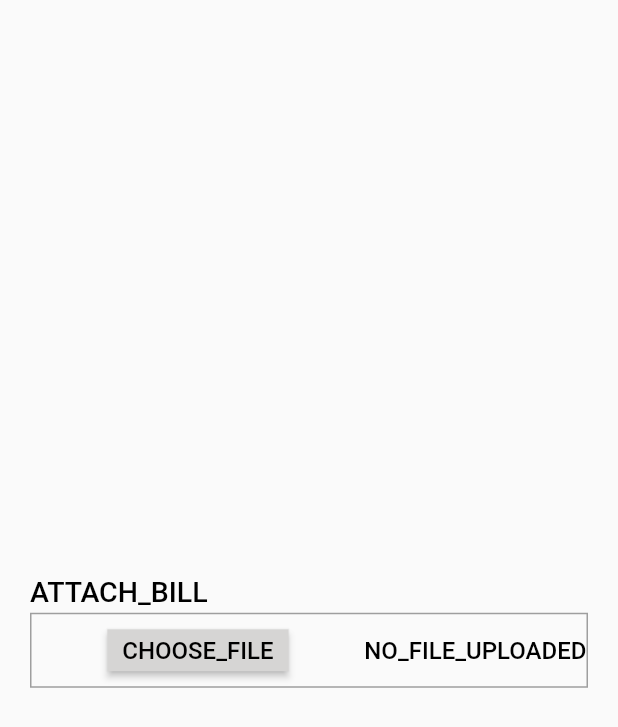
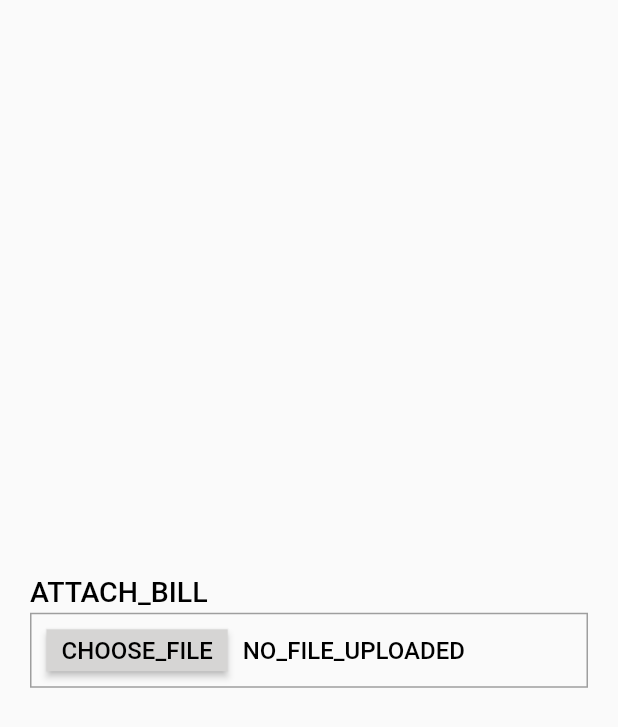
Before and after one commit to egovernments/punjab-mgramseva, a Flutter app: the FilePickerDemo widget shown alone on an empty page, opened directly, on a phone screen of 412 x 824 dp. Shown: the top 727 px of the screen. Run offline on Flutter 3.47's test engine with Material 2 defaults, Android fonts, the phone set to English and light mode, and no system bars; our stand-ins replace datetime_picker_formfield, file_picker, flutter_secure_storage, flutter_spinkit, flutter_svg, flutter_typeahead and 2 more; missing offline and left inert: horizontal_data_table, universal_html; accounts and stored records are empty; network calls fail.

Commit message:
Removed unwanted code

```diff
--- a/frontend/mgramseva/lib/widgets/FilePicker.dart
+++ b/frontend/mgramseva/lib/widgets/FilePicker.dart
@@ -93,12 +93,11 @@ class _FilePickerDemoState extends State<FilePickerDemo> {
           height: 50,
           decoration: BoxDecoration(border: Border.all(color: Colors.grey)),
           child: Row(
+            mainAxisAlignment: MainAxisAlignment.start,
             children: [
-              Expanded(
-                child: Container(
+              Container(
                   margin: EdgeInsets.all(10),
-                    alignment: Alignment.center,
-                    width: constraints.maxWidth > 760 ? 200 : null,
+                  alignment: Alignment.centerLeft,
                   child: ElevatedButton(
                     style: ButtonStyle(
                       padding: MaterialStateProperty.all(EdgeInsets.symmetric(horizontal: 10)),
@@ -117,7 +116,6 @@ class _FilePickerDemoState extends State<FilePickerDemo> {
                       style: TextStyle(color: Colors.black, fontSize: 16),
                     ),
                   )),
-              ),
               Text(
                 "${ApplicationLocalizations.of(context).translate(i18.common.NO_FILE_UPLOADED)}",
                 style: TextStyle(color: Colors.black, fontSize: 16),
@@ -140,68 +138,6 @@ class _FilePickerDemoState extends State<FilePickerDemo> {
                   child: constraints.maxWidth > 760
                       ? Row(children: _getConatiner(constraints, context))
                       : Column(children: _getConatiner(constraints, context))
-                  // Padding(
-                  //   padding: const EdgeInsets.only(top: 50.0, bottom: 20.0),
-                  //   child: Column(
-                  //     children: <Widget>[
-                  //       ElevatedButton(
-                  //         onPressed: () => _openFileExplorer(),
-                  //         child: const Text("Open file picker"),
-                  //       ),
-                  //     ],
-                  //   ),
-                  // ),
-                  // Builder(
-                  //   builder: (BuildContext context) => _loadingPath
-                  //       ? Padding(
-                  //           padding: const EdgeInsets.only(bottom: 10.0),
-                  //           child: const CircularProgressIndicator(),
-                  //         )
-                  //       : _directoryPath != null
-                  //           ? ListTile(
-                  //               title: const Text('Directory path'),
-                  //               subtitle: Text(_directoryPath!),
-                  //             )
-                  //           : _paths != null
-                  //               ? Container(
-                  //                   padding: const EdgeInsets.only(bottom: 30.0),
-                  //                   height:
-                  //                       MediaQuery.of(context).size.height * 0.50,
-                  //                   child: Scrollbar(
-                  //                       child: ListView.separated(
-                  //                     itemCount:
-                  //                         _paths != null && _paths!.isNotEmpty
-                  //                             ? _paths!.length
-                  //                             : 1,
-                  //                     itemBuilder:
-                  //                         (BuildContext context, int index) {
-                  //                       final bool isMultiPath =
-                  //                           _paths != null && _paths!.isNotEmpty;
-                  //                       final String name = 'File $index: ' +
-                  //                           (isMultiPath
-                  //                               ? _paths!
-                  //                                   .map((e) => e.name)
-                  //                                   .toList()[index]
-                  //                               : _fileName ?? '...');
-                  //                       final path = _paths!
-                  //                           .map((e) => e.path)
-                  //                           .toList()[index]
-                  //                           .toString();
-
-                  //                       return ListTile(
-                  //                         title: Text(
-                  //                           name,
-                  //                         ),
-                  //                         subtitle: Text(path),
-                  //                       );
-                  //                     },
-                  //                     separatorBuilder:
-                  //                         (BuildContext context, int index) =>
-                  //                             const Divider(),
-                  //                   )),
-                  //                 )
-                  //               : const SizedBox(),
-                  // ),
                   ,
                 ),
               )));
```
Lines whose indentation alone changed are shown as unchanged.
